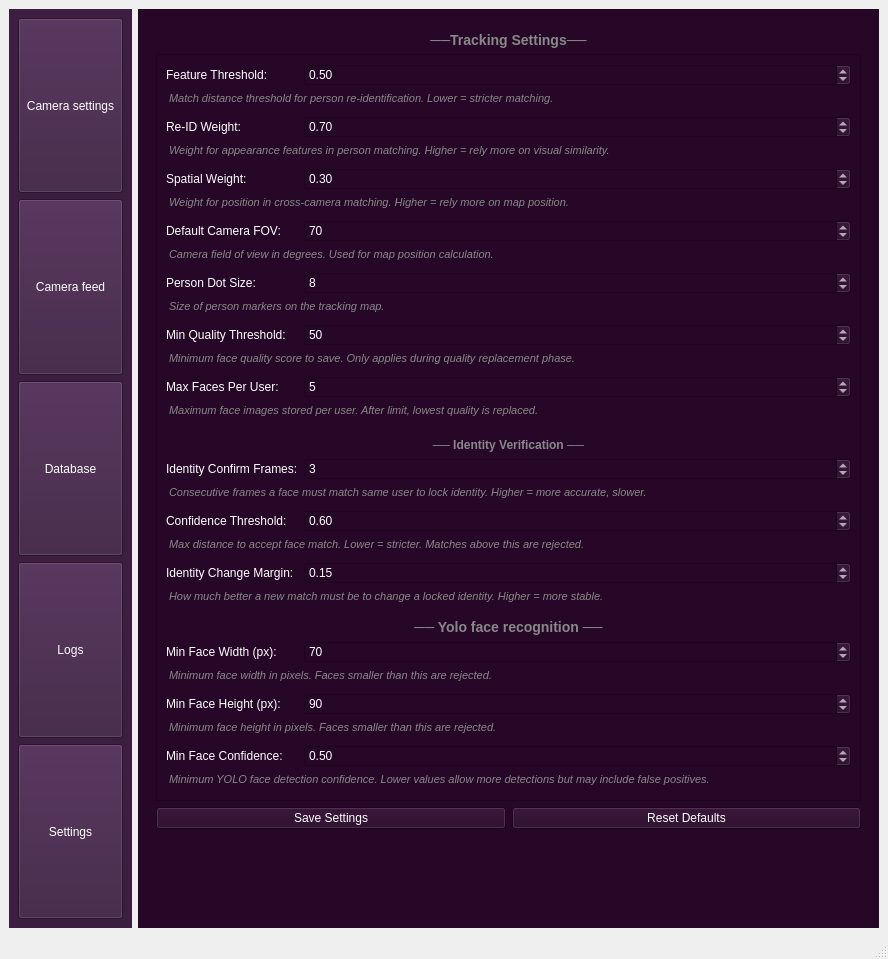
Above: UIs/main.ui from Sahasvinandith/ObserveAI_main before the change. Below: the same form after it.
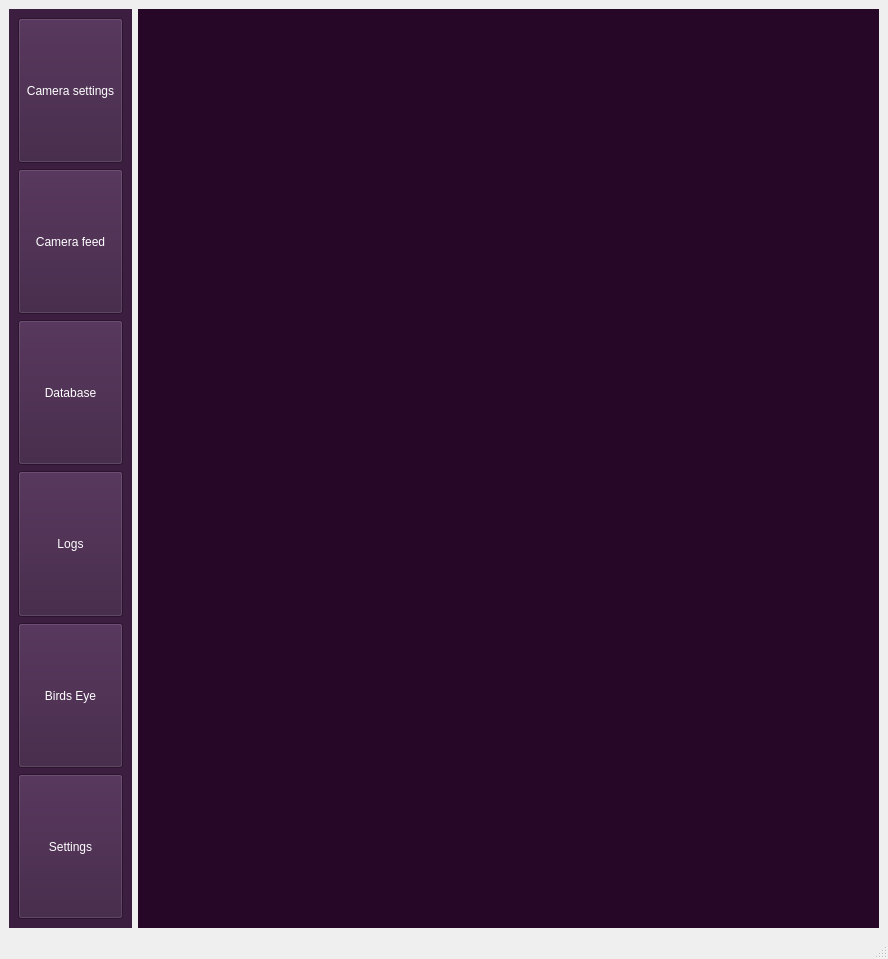
That is the form after the change. The open tabs and pages were chosen to show the change.

Commit message: Birds eye view works. need to change its ui little bit

Diff of the .ui file:
```diff
--- a/UIs/main.ui
+++ b/UIs/main.ui
@@ -97,6 +97,19 @@
          </property>
         </widget>
        </item>
+       <item>
+        <widget class="QPushButton" name="birds_eye_btn">
+         <property name="sizePolicy">
+          <sizepolicy hsizetype="Minimum" vsizetype="Expanding">
+           <horstretch>0</horstretch>
+           <verstretch>2</verstretch>
+          </sizepolicy>
+         </property>
+         <property name="text">
+          <string>Birds Eye</string>
+         </property>
+        </widget>
+       </item>
        <item>
         <widget class="QPushButton" name="settings_btn">
          <property name="sizePolicy">
@@ -858,6 +871,13 @@
            </item>
           </layout>
          </widget>
+         <widget class="QWidget" name="birds_eye_view_page">
+          <layout class="QHBoxLayout" name="birds_eye_layout">
+           <item>
+            <widget class="QWidget" name="birds_eye_container"/>
+           </item>
+          </layout>
+         </widget>
         </widget>
        </item>
       </layout>
```
The commit also changes 17 other files.
